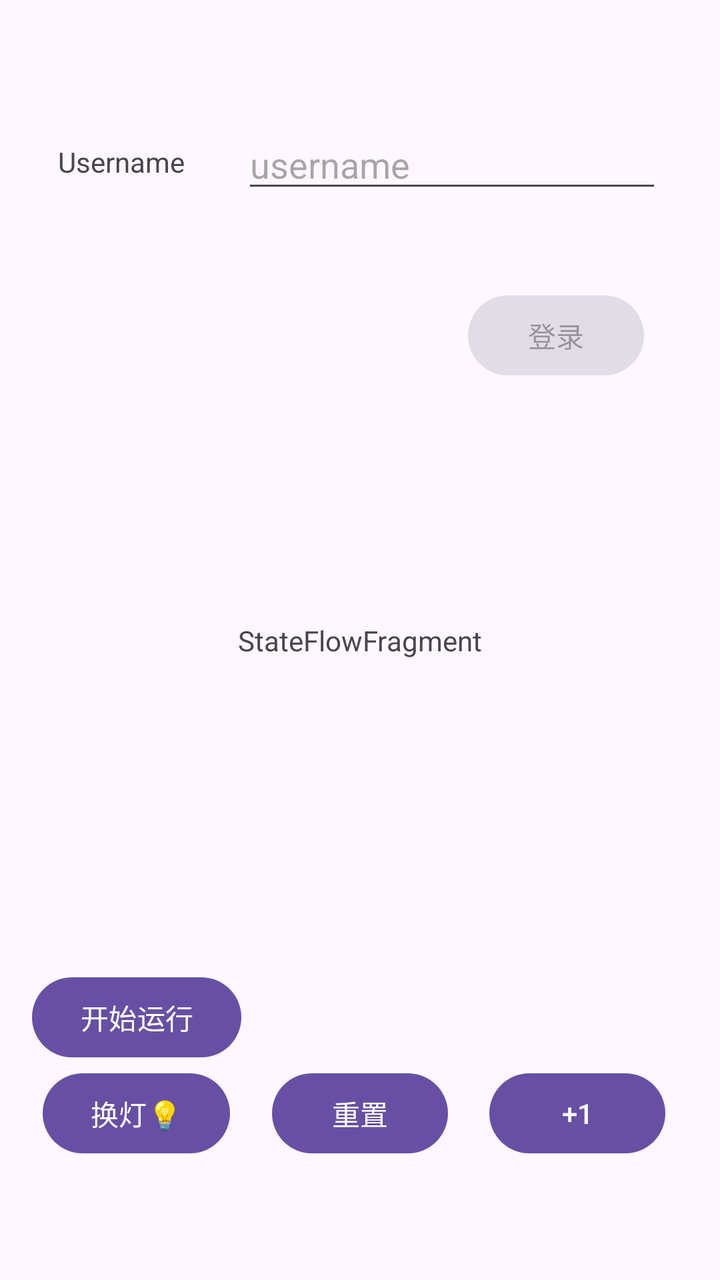
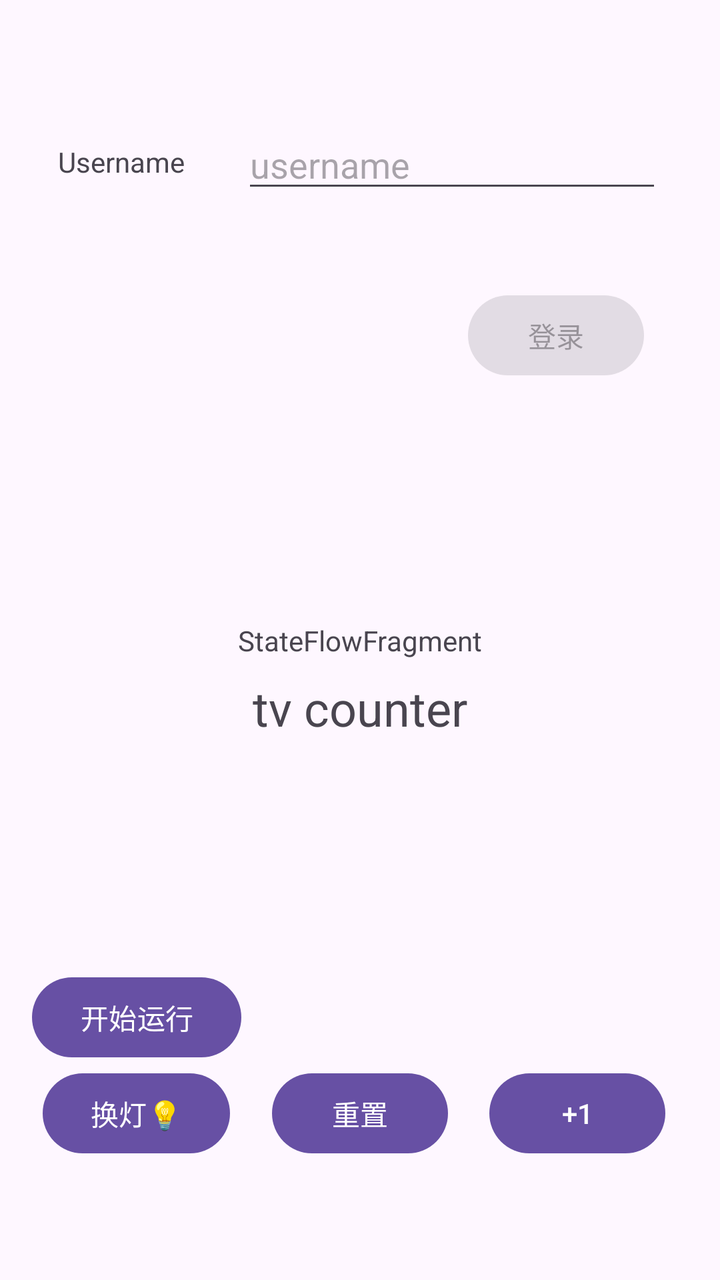

The first picture is an Android layout as it rendered before a commit; the second is the same layout after the commit. The layout source and the unified diff follow.
<!-- AndroidManifest.xml: application theme Theme.HelloFlow -->
<!-- res/layout/fragment_state_flow.xml -->
<?xml version="1.0" encoding="utf-8"?>
<androidx.constraintlayout.widget.ConstraintLayout xmlns:android="http://schemas.android.com/apk/res/android"
    xmlns:app="http://schemas.android.com/apk/res-auto"
    xmlns:tools="http://schemas.android.com/tools"
    android:id="@+id/state_flow"
    android:layout_width="match_parent"
    android:layout_height="match_parent"
    tools:context=".ui.stateflow.StateFlowFragment">



    <TextView
        android:id="@+id/tv_msg"
        android:layout_width="wrap_content"
        android:layout_height="wrap_content"
        android:text="StateFlowFragment"
        app:layout_constraintBottom_toBottomOf="parent"
        app:layout_constraintEnd_toEndOf="parent"
        app:layout_constraintStart_toStartOf="parent"
        app:layout_constraintTop_toTopOf="parent" />

    <TextView
        android:id="@+id/tv_running_state"
        android:layout_width="wrap_content"
        android:layout_height="wrap_content"
        android:text=""
        app:layout_constraintBottom_toTopOf="@id/tv_light"
        app:layout_constraintStart_toStartOf="parent"/>

    <TextView
        android:id="@+id/tv_light"
        android:layout_width="wrap_content"
        android:layout_height="wrap_content"
        android:text=""
        app:layout_constraintBottom_toBottomOf="parent"
        app:layout_constraintHorizontal_bias="0.1"
        app:layout_constraintEnd_toEndOf="parent"
        app:layout_constraintStart_toStartOf="parent"
        app:layout_constraintTop_toTopOf="parent" />

    <Button
        android:id="@+id/btn_start_running"
        android:layout_width="wrap_content"
        android:layout_height="wrap_content"
        android:text="开始运行"
        app:layout_constraintBottom_toTopOf="@id/btn_change_light"
        app:layout_constraintStart_toStartOf="@id/btn_change_light"
        app:layout_constraintEnd_toEndOf="@id/btn_change_light"
        app:layout_constraintVertical_bias="0.0" />

    <Button
        android:id="@+id/btn_change_light"
        android:layout_width="wrap_content"
        android:layout_height="wrap_content"
        android:text="换灯💡"
        app:layout_constraintBottom_toBottomOf="@+id/btn_confirm"
        app:layout_constraintEnd_toStartOf="@id/btn_cancel"
        app:layout_constraintStart_toStartOf="parent"
        app:layout_constraintTop_toTopOf="@+id/btn_confirm"
        app:layout_constraintVertical_bias="0.0" />

    <Button
        android:id="@+id/btn_cancel"
        android:layout_width="wrap_content"
        android:layout_height="wrap_content"
        android:text="重置"
        app:layout_constraintBottom_toBottomOf="@+id/btn_confirm"
        app:layout_constraintEnd_toEndOf="parent"
        app:layout_constraintStart_toStartOf="parent"
        app:layout_constraintTop_toTopOf="@+id/btn_confirm"
        app:layout_constraintVertical_bias="0.0" />

    <Button
        android:id="@+id/btn_confirm"
        android:layout_width="wrap_content"
        android:layout_height="wrap_content"
        android:text="+1"
        app:layout_constraintBottom_toBottomOf="parent"
        app:layout_constraintEnd_toEndOf="parent"
        app:layout_constraintHorizontal_bias="0.9"
        app:layout_constraintStart_toStartOf="parent"
        app:layout_constraintTop_toTopOf="parent"
        app:layout_constraintVertical_bias="0.9" />

    <ProgressBar
        android:id="@+id/progressBar"
        style="?android:attr/progressBarStyle"
        android:layout_width="wrap_content"
        android:layout_height="wrap_content"
        app:layout_constraintBottom_toBottomOf="parent"
        app:layout_constraintEnd_toEndOf="parent"
        app:layout_constraintHorizontal_bias="0.5"
        app:layout_constraintStart_toStartOf="parent"
        app:layout_constraintTop_toTopOf="parent"
        app:layout_constraintVertical_bias="0.2" />

    <EditText
        android:id="@+id/et_username"
        android:layout_width="wrap_content"
        android:layout_height="wrap_content"
        android:ems="10"
        android:inputType="text"
        android:hint="username"
        app:layout_constraintBottom_toBottomOf="parent"
        app:layout_constraintEnd_toEndOf="parent"
        app:layout_constraintStart_toEndOf="@id/tv_username"
        app:layout_constraintTop_toTopOf="parent"
        app:layout_constraintVertical_bias="0.1" />

    <TextView
        android:id="@+id/tv_username"
        android:layout_width="wrap_content"
        android:layout_height="wrap_content"
        android:text="Username"
        app:layout_constraintBottom_toBottomOf="@+id/et_username"
        app:layout_constraintEnd_toStartOf="@+id/et_username"
        app:layout_constraintHorizontal_bias="0.1"
        app:layout_constraintStart_toStartOf="parent"
        app:layout_constraintTop_toTopOf="@+id/et_username" />

    <Button
        android:id="@+id/btn_login"
        android:layout_width="wrap_content"
        android:layout_height="wrap_content"
        android:enabled="false"
        android:text="登录"
        app:layout_constraintBottom_toBottomOf="parent"
        app:layout_constraintEnd_toEndOf="parent"
        app:layout_constraintHorizontal_bias="0.86"
        app:layout_constraintStart_toStartOf="parent"
        app:layout_constraintTop_toBottomOf="@id/tv_username"
        app:layout_constraintVertical_bias="0.106" />


</androidx.constraintlayout.widget.ConstraintLayout>
<!-- resources referenced by this layout -->
<resources>
  <style name="Theme.HelloFlow" parent="Base.Theme.HelloFlow" />
  <style name="Base.Theme.HelloFlow" parent="Theme.Material3.DayNight.NoActionBar">
          
          
      </style>
</resources>

<!-- the commit's change to res/layout/fragment_state_flow.xml (unified diff, before → after) -->
@@ -18,6 +18,17 @@
         app:layout_constraintEnd_toEndOf="parent"
         app:layout_constraintStart_toStartOf="parent"
         app:layout_constraintTop_toTopOf="parent" />
+
+    <TextView
+        android:id="@+id/tv_counter"
+        android:layout_width="wrap_content"
+        android:layout_height="wrap_content"
+        android:text="tv counter"
+        android:textSize="24sp"
+        app:layout_constraintEnd_toEndOf="parent"
+        android:layout_marginTop="8dp"
+        app:layout_constraintStart_toStartOf="parent"
+        app:layout_constraintTop_toBottomOf="@+id/tv_msg" />
 
     <TextView
         android:id="@+id/tv_running_state"
